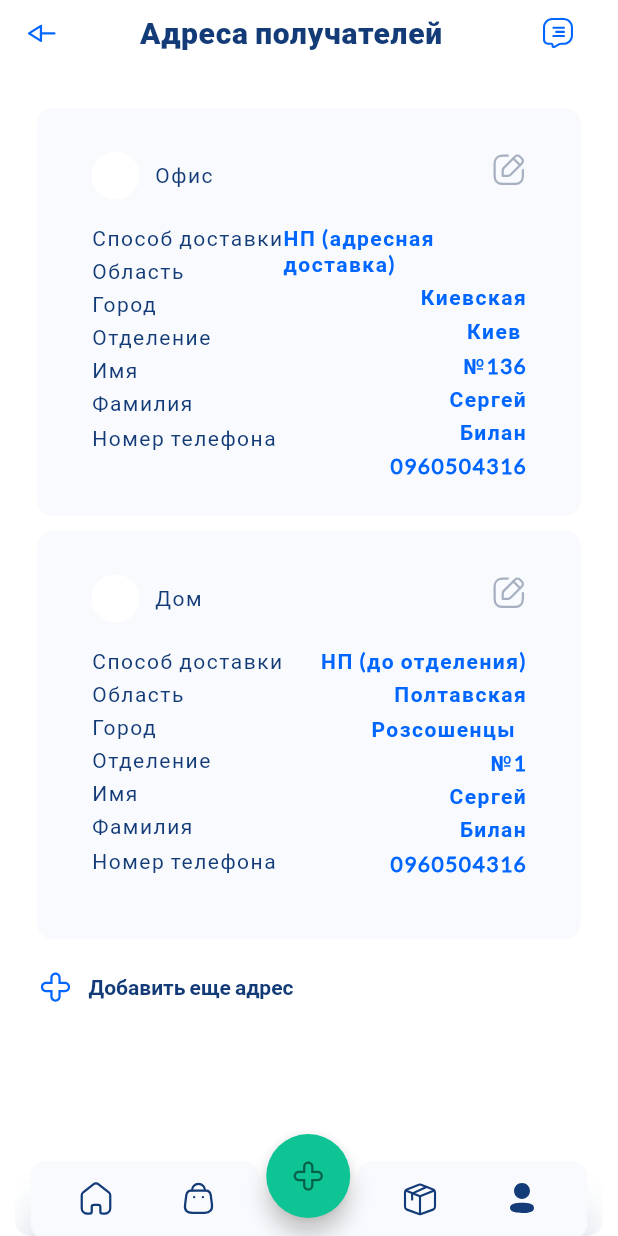
After one commit to VLshevchuk/project_From-USA, a Flutter app: the SelectTheRecipientsAddress screen opened directly, on a phone screen of 412 x 824 dp. The commit adds this screen. Run offline on Flutter 3.47's test engine with Material 2 defaults, Android fonts, the light colour scheme and no system bars; our stand-ins replace flutter_svg.

Commit message:
selecting_the_recipients_address

```diff
--- a/lib/pages/path/to/globals.dart
+++ b/lib/pages/path/to/globals.dart
@@ -17,6 +17,8 @@ SizedBox sizedBoxWidth30px = const SizedBox(width: 30);
 SizedBox sizedBoxWidth25px = const SizedBox(width: 25);
 
 SizedBox sizedBoxWidth40px = const SizedBox(width: 40);
+
+SizedBox sizedBoxHeight6px = const SizedBox(height: 6);
 
 SizedBox sizedBoxHeight10px = const SizedBox(height: 10);
 SizedBox sizedBoxHeight20px = const SizedBox(height: 20);
--- a/lib/pages/profile/subscreens_profile/bank_cards_function/select_card.dart
+++ b/lib/pages/profile/subscreens_profile/bank_cards_function/select_card.dart
@@ -20,7 +20,7 @@ class SelectCard extends StatefulWidget {
 class _SelectCardState extends State<SelectCard> {
   bool changeActiveCard = false;
   bool switchSelect = false;
-  bool add = false;
+  bool cardAdd = false;
   List<Widget> cards = [];
 
   @override
@@ -178,7 +178,7 @@ class _SelectCardState extends State<SelectCard> {
                 ],
               ),
             ),
-            add
+            cardAdd
                 ? Column(
                     children: cards,
                   )
@@ -194,7 +194,7 @@ class _SelectCardState extends State<SelectCard> {
                   onTap: () {
                     setState(
                       () {
-                        add = true;
+                        cardAdd = true;
                         cards.add(
                           addCard(),
                         );
--- a/lib/pages/profile/subscreens_profile/recipient_addresses_function/recipient_addresses.dart
+++ b/lib/pages/profile/subscreens_profile/recipient_addresses_function/recipient_addresses.dart
@@ -9,7 +9,8 @@ import 'package:from_usa/pages/bag/store_catalog_main_screen.dart';
 import 'package:from_usa/pages/home/delivery_main_screen.dart';
 import 'package:from_usa/pages/path/to/globals.dart' as globals;
 import 'package:from_usa/pages/profile/profile_main.dart';
-import 'package:from_usa/pages/profile/subscreens_profile/bank_cards_function/select_card.dart';
+import 'package:from_usa/pages/profile/subscreens_profile/recipient_addresses_function/selecting_the_recipients_address.dart';
+
 
 class RecipientAddresses extends StatefulWidget {
   const RecipientAddresses({super.key});
@@ -251,7 +252,7 @@ class _RecipientAddressesState extends State<RecipientAddresses> {
                           ? Navigator.push(
                               context,
                               MaterialPageRoute(
-                                builder: (context) => const SelectCard(),
+                                builder: (context) => const SelectTheRecipientsAddress(),
                               ),
                             )
                           : null;
--- /dev/null
+++ b/lib/pages/profile/subscreens_profile/recipient_addresses_function/selecting_the_recipients_address.dart
@@ -0,0 +1,372 @@
+import 'package:flutter/material.dart';
+import 'package:flutter_svg/flutter_svg.dart';
+import 'package:from_usa/help_widgets/app_bar_general_widget/app_bar_global.dart';
+import 'package:from_usa/help_widgets/bottom_app_bar/bottom_app_bar_widget.dart';
+import 'package:from_usa/help_widgets/bottom_app_bar/customfloating_action_button_location.dart';
+import 'package:from_usa/pages/bag/store_catalog_main_screen.dart';
+import 'package:from_usa/pages/home/delivery_main_screen.dart';
+import 'package:from_usa/pages/path/to/globals.dart' as globals;
+import 'package:from_usa/pages/profile/profile_main.dart';
+
+class SelectTheRecipientsAddress extends StatefulWidget {
+  const SelectTheRecipientsAddress({super.key});
+
+  @override
+  State<SelectTheRecipientsAddress> createState() =>
+      _SelectTheRecipientsAddressState();
+}
+
+List<String> options = ["Po1", "Oo2", '3','ds'];
+
+class _SelectTheRecipientsAddressState
+    extends State<SelectTheRecipientsAddress> {
+  String currentOption = options[0];
+  bool cardAddress = false;
+  List<Widget> address = [];
+  @override
+  Widget build(BuildContext context) {
+    return Scaffold(
+      floatingActionButton: FloatingActionButton(
+        onPressed: () {},
+        backgroundColor: const Color.fromRGBO(15, 196, 148, 1.0),
+        child: SvgPicture.asset("assetsDelivery/assetsSvg/+.svg"),
+      ),
+      floatingActionButtonLocation:
+          CustomFloatingActionButtonLocation(bottom: 68, left: 177.5),
+      bottomNavigationBar: BottomAppBar(
+        clipBehavior: Clip.none,
+        elevation: 0,
+        child: BottomAppBarWidget(
+          imageFirst: 'assetsBag/assetsSvg/notActivehome.svg',
+          imageTwo: "assetsDelivery/assetsSvg/bag.svg",
+          imageThree: "assets_profile/assetsSvg/box_bottom.svg",
+          imageFor: "assets_profile/assetsSvg/profile_bottom.svg",
+          onPressedFirst: () {
+            Navigator.push(
+              context,
+              MaterialPageRoute(
+                builder: (context) => const DeliveryMainScreen(),
+              ),
+            );
+          },
+          onPressedTwo: () {
+            Navigator.push(
+              context,
+              MaterialPageRoute(
+                builder: (context) => const StoreCatalog(),
+              ),
+            );
+          },
+          onPressedThree: () {},
+          onPressedFor: () {},
+        ),
+      ),
+      backgroundColor: Colors.white,
+      appBar: AppBarGlobal(
+        backPage: () {
+          Navigator.push(
+            context,
+            MaterialPageRoute(
+              builder: (context) => const ProfileMain(),
+            ),
+          );
+        },
+        imageLeft: 'assetsDelivery/assetsSvg/left2.svg',
+        textWidget: Text(
+          'Адреса получателей',
+          style: globals.textStyleFW800WFFLatoFS20LS05,
+        ),
+        imageRight: 'assets_profile/assetsSvg/stroke7.svg',
+        svgButton: () {},
+      ),
+      body: Padding(
+        padding: const EdgeInsets.only(left: 25.0, right: 25.0, top: 18.0),
+        child: SingleChildScrollView(
+          child: Column(
+            children: [
+              globals.sizedBoxHeight10px,
+              MyWidget(
+                value: options[1],
+                groupValue: currentOption,
+                activeImage: "assets_profile/assetsSvg/radioBlue7.svg",
+                inactiveImage: 'assets_profile/assetsSvg/gray7.svg',
+                onChanged: (value) {
+                  setState(() {
+                    currentOption = value.toString();
+                  });
+                },
+                whereDelivery: "Офис",
+                deliveryMethod: "Способ доставки",
+                region: "Область",
+                city: "Город",
+                branch: "Отделение",
+                name: "Имя",
+                surname: "Фамилия",
+                phoneNumber: "Номер телефона",
+                deliveryMethodSelected: "НП (адресная доставка)",
+                regionSelected: "Киевская",
+                citySelected: "Киев ",
+                branchSelected: "№136",
+                nameSelected: "Сергей",
+                surnameSelected: "Билан",
+                phoneNumberSelected: "0960504316",
+              ),
+              globals.sizedBoxHeight10px,
+              MyWidget(
+                value: options[2],
+                groupValue: currentOption,
+                activeImage: "assets_profile/assetsSvg/radioBlue7.svg",
+                inactiveImage: 'assets_profile/assetsSvg/gray7.svg',
+                onChanged: (value) {
+                  setState(() {
+                    currentOption = value.toString();
+                  });
+                },
+                whereDelivery: "Дом",
+                deliveryMethod: "Способ доставки",
+                region: "Область",
+                city: "Город",
+                branch: "Отделение",
+                name: "Имя",
+                surname: "Фамилия",
+                phoneNumber: "Номер телефона",
+                deliveryMethodSelected: "НП (до отделения)",
+                regionSelected: "Полтавская",
+                citySelected: "Розсошенцы  ",
+                branchSelected: "№1",
+                nameSelected: "Сергей",
+                surnameSelected: "Билан",
+                phoneNumberSelected: "0960504316",
+              ),
+               cardAddress
+                ? Padding(
+                  padding: const EdgeInsets.only(top: 10.0,),
+                  child: Column(
+                      children: address,
+                    ),
+                )
+                : const SizedBox(),
+              globals.sizedBoxHeight20px,
+              Row(
+                children: [
+                  SvgPicture.asset(
+                    "assets_profile/assetsSvg/plus7.svg",
+                  ),
+                  globals.sizedBoxWidth10px,
+                  InkWell(
+                    onTap: () {
+                      setState(
+                        () {
+                          cardAddress = true;
+                          address.add(
+                            MyWidget(
+                              value: options[3],
+                              groupValue: currentOption,
+                              activeImage:
+                                  "assets_profile/assetsSvg/radioBlue7.svg",
+                              inactiveImage:
+                                  'assets_profile/assetsSvg/gray7.svg',
+                              onChanged: (value) {
+                                setState(() {
+                                  currentOption = value.toString();
+                                });
+                              },
+                              whereDelivery: "Дом",
+                              deliveryMethod: "Способ доставки",
+                              region: "Область",
+                              city: "Город",
+                              branch: "Отделение",
+                              name: "Имя",
+                              surname: "Фамилия",
+                              phoneNumber: "Номер телефона",
+                              deliveryMethodSelected: "НП (до отделения)",
+                              regionSelected: "Полтавская",
+                              citySelected: "Розсошенцы  ",
+                              branchSelected: "№1",
+                              nameSelected: "Сергей",
+                              surnameSelected: "Билан",
+                              phoneNumberSelected: "0960504316",
+                            ),
+                          );
+                          print("aaaa$address");
+                        },
+                      );
+                    },
+                    child: const Text(
+                      'Добавить еще адрес',
+                      style: TextStyle(
+                        fontFamily: 'Lato',
+                        fontWeight: FontWeight.w700,
+                        fontSize: 14.0,
+                        color: Color.fromRGBO(19, 59, 119, 1.0),
+                      ),
+                    ),
+                  )
+                ],
+              ),
+            ],
+          ),
+        ),
+      ),
+    );
+  }
+}
+
+class MyWidget<T> extends StatelessWidget {
+  final String whereDelivery;
+
+  final String deliveryMethod;
+  final String region;
+  final String city;
+  final String branch;
+  final String name;
+  final String surname;
+  final String phoneNumber;
+
+  final String deliveryMethodSelected;
+  final String regionSelected;
+  final String citySelected;
+  final String branchSelected;
+  final String nameSelected;
+  final String surnameSelected;
+  final String phoneNumberSelected;
+  final T value;
+  final T groupValue;
+  final String activeImage;
+  final String inactiveImage;
+  final ValueChanged<T> onChanged;
+
+  const MyWidget({
+    super.key,
+    required this.whereDelivery,
+    required this.deliveryMethod,
+    required this.region,
+    required this.city,
+    required this.branch,
+    required this.name,
+    required this.surname,
+    required this.phoneNumber,
+    required this.deliveryMethodSelected,
+    required this.regionSelected,
+    required this.citySelected,
+    required this.branchSelected,
+    required this.nameSelected,
+    required this.surnameSelected,
+    required this.phoneNumberSelected,
+    required this.value,
+    required this.groupValue,
+    required this.activeImage,
+    required this.inactiveImage,
+    required this.onChanged,
+  });
+
+  final TextStyle textStyle = const TextStyle(
+    fontFamily: 'Lato',
+    fontWeight: FontWeight.w700,
+    fontSize: 14.0,
+    letterSpacing: 1.0,
+    color: Color.fromRGBO(0, 102, 255, 1.0),
+  );
+
+  @override
+  Widget build(BuildContext context) {
+    bool isSelected = value == groupValue;
+    return Container(
+      height: 272.0,
+      decoration: BoxDecoration(
+        borderRadius: BorderRadius.circular(
+          10.0,
+        ),
+        color: const Color.fromRGBO(248, 250, 253, 1),
+      ),
+      child: ListTile(
+        onTap: () {
+
+          onChanged(value);
+        },
+        title: Row(
+          children: [
+            Padding(
+              padding: const EdgeInsets.only(
+                left: 20.0,
+                top: 25.0,
+              ),
+              child: Column(
+                crossAxisAlignment: CrossAxisAlignment.start,
+                children: [
+                  Row(
+                    children: [
+                      SvgPicture.asset(
+                        // selectDelivery
+                        isSelected ? activeImage : inactiveImage,
+                        // : "assets_profile/assetsSvg/radioBlue7.svg",
+                      ),
+                      globals.sizedBoxWidth10px,
+                      InkWell(
+                        onTap: () {},
+                        child: Text(
+                          whereDelivery,
+                          style: globals.textStyleFW400WFFLatoFS14LS1,
+                        ),
+                      ),
+                    ],
+                  ),
+                  const SizedBox(
+                    height: 17.0,
+                  ),
+                  Text(deliveryMethod,
+                      style: globals.textStyleFW400WFFLatoFS14LS1),
+                  globals.sizedBoxHeight6px,
+                  Text(region, style: globals.textStyleFW400WFFLatoFS14LS1),
+                  globals.sizedBoxHeight6px,
+                  Text(city, style: globals.textStyleFW400WFFLatoFS14LS1),
+                  globals.sizedBoxHeight6px,
+                  Text(branch, style: globals.textStyleFW400WFFLatoFS14LS1),
+                  globals.sizedBoxHeight6px,
+                  Text(name, style: globals.textStyleFW400WFFLatoFS14LS1),
+                  globals.sizedBoxHeight6px,
+                  Text(surname, style: globals.textStyleFW400WFFLatoFS14LS1),
+                  globals.sizedBoxHeight6px,
+                  Text(phoneNumber,
+                      style: globals.textStyleFW400WFFLatoFS14LS1),
+                ],
+              ),
+            ),
+            Expanded(
+              child: Padding(
+                padding: const EdgeInsets.only(
+                  right: 20.0,
+                  top: 25.0,
+                ),
+                child: Column(
+                  crossAxisAlignment: CrossAxisAlignment.end,
+                  children: [
+                    SvgPicture.asset(
+                      "assets_profile/assetsSvg/edit_quare7.svg",
+                    ),
+                    const SizedBox(
+                      height: 25.0,
+                    ),
+                    Text(deliveryMethodSelected, style: textStyle),
+                    globals.sizedBoxHeight6px,
+                    Text(regionSelected, style: textStyle),
+                    globals.sizedBoxHeight6px,
+                    Text(citySelected, style: textStyle),
+                    globals.sizedBoxHeight6px,
+                    Text(branchSelected, style: textStyle),
+                    globals.sizedBoxHeight6px,
+                    Text(nameSelected, style: textStyle),
+                    globals.sizedBoxHeight6px,
+                    Text(surnameSelected, style: textStyle),
+                    globals.sizedBoxHeight6px,
+                    Text(phoneNumberSelected, style: textStyle),
+                  ],
+                ),
+              ),
+            ),
+          ],
+        ),
+      ),
+    );
+  }
+}
--- a/pubspec.yaml
+++ b/pubspec.yaml
@@ -180,6 +180,11 @@ flutter:
     - assets_profile/assetsSvg/master.svg
     - assets_profile/assetsSvg/visa.svg
     - assets_profile/assetsSvg/plus7.svg
+    - assets_profile/assetsImg/radio777.png
+    - assets_profile/assetsImg/radioGray777.png
+
+
+
 
 
 
```
Also changed, not shown: lib/pages/profile/subscreens_profile/warehouse_addresses/warehouse_addresses_function.dart (added, +221 -0 lines), lib/pages/profile/widgets_profile/body.dart (+9 -1 lines), assets_profile/assetsImg/radio777.png (added), assets_profile/assetsImg/radioGray777.png (added).
